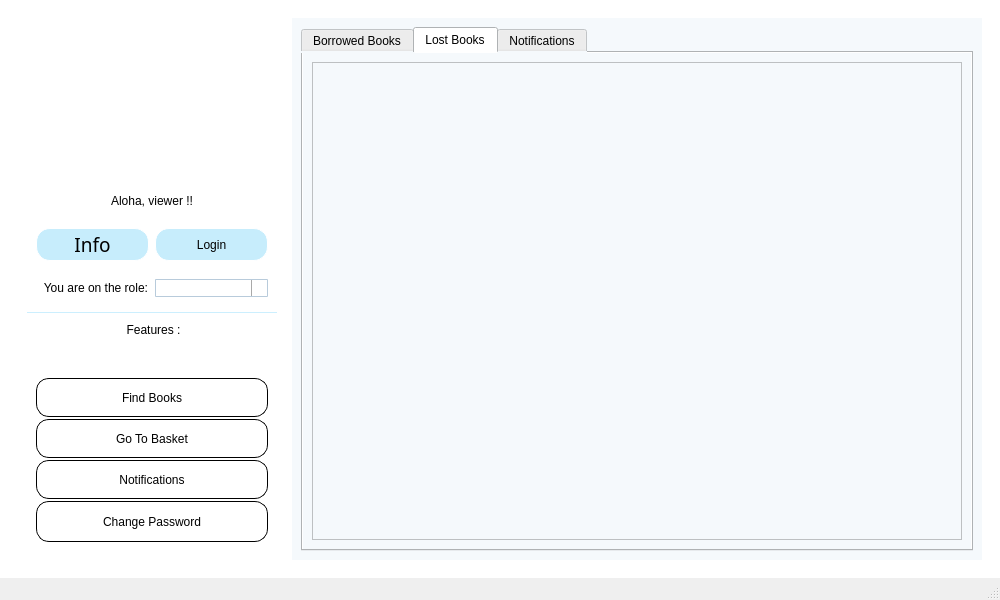
Before: the Qt Designer form mainwindow.ui in huylenguyen806/ASS2, drawn with Qt 5.
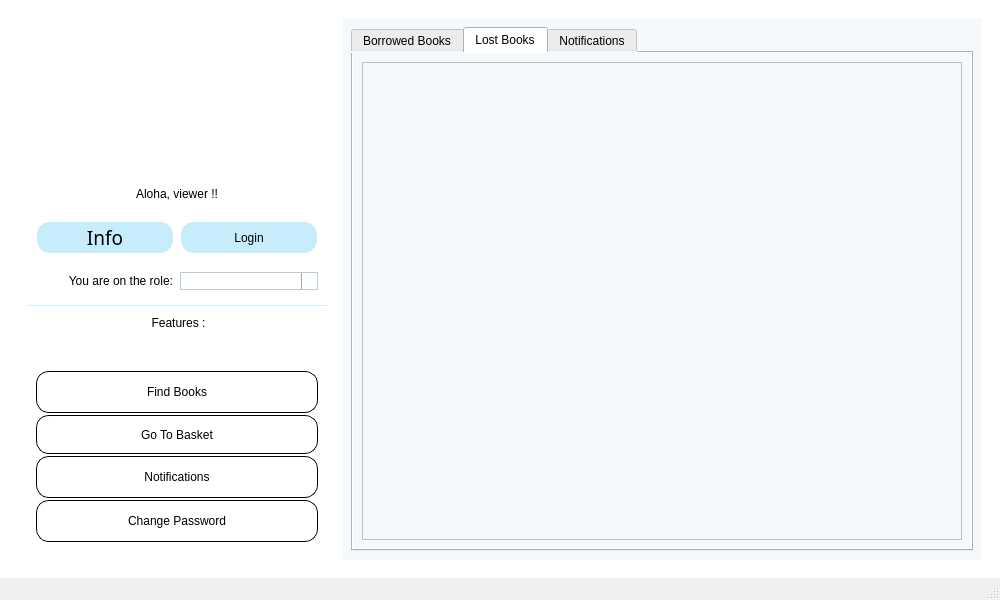
After: the same form once the commit is applied. The open tabs and pages were chosen to show the change. Icons and pictures are not drawn.

Diff of the .ui file:
```diff
--- a/mainwindow.ui
+++ b/mainwindow.ui
@@ -43,7 +43,7 @@
             </property>
             <layout class="QVBoxLayout" name="verticalLayout_7">
              <item>
-              <layout class="QVBoxLayout" name="verticalLayout_2">
+              <layout class="QVBoxLayout" name="verticalLayout_2" stretch="1,0,0,0">
                <property name="spacing">
                 <number>0</number>
                </property>
@@ -63,14 +63,14 @@
                  </property>
                  <property name="minimumSize">
                   <size>
-                   <width>250</width>
-                   <height>200</height>
-                  </size>
-                 </property>
-                 <property name="maximumSize">
-                  <size>
                    <width>300</width>
-                   <height>240</height>
+                   <height>150</height>
+                  </size>
+                 </property>
+                 <property name="maximumSize">
+                  <size>
+                   <width>16777215</width>
+                   <height>16777215</height>
                   </size>
                  </property>
                  <property name="styleSheet">
@@ -92,7 +92,7 @@
                  <property name="minimumSize">
                   <size>
                    <width>200</width>
-                   <height>35</height>
+                   <height>0</height>
                   </size>
                  </property>
                  <property name="maximumSize">
@@ -3741,8 +3741,8 @@
                       <rect>
                        <x>0</x>
                        <y>0</y>
-                       <width>63</width>
-                       <height>16</height>
+                       <width>560</width>
+                       <height>457</height>
                       </rect>
                      </property>
                     </widget>
```
Left out of the diff: 15 changed lines with no effect on the pictures.
